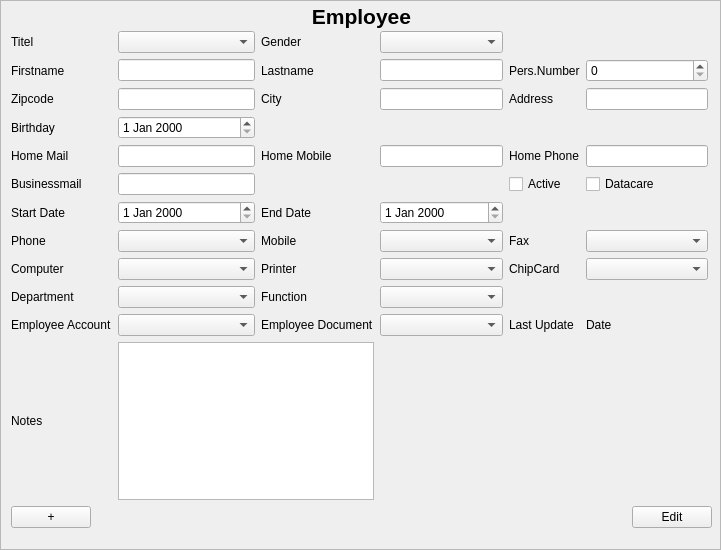
Old version of the form src/app/employeeinputarea.ui in the repository jmuelbert/jmbde-QT.
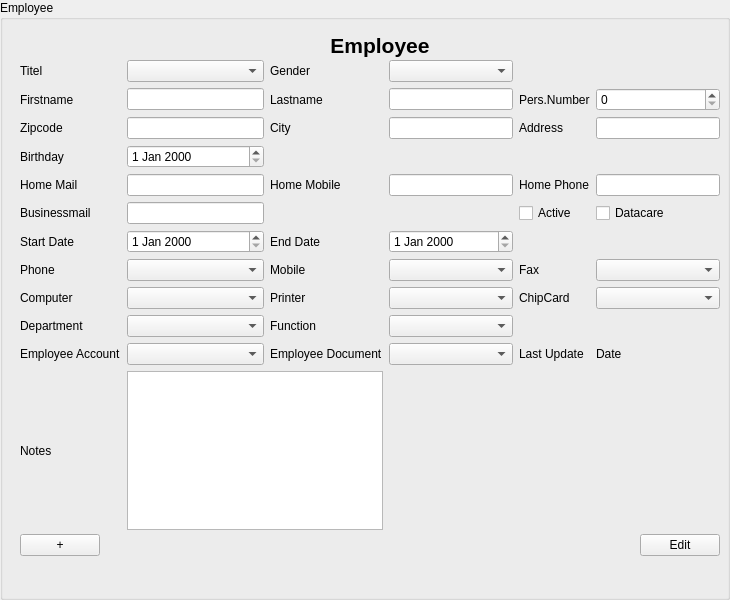
New version of the form.

Commit message: Change Input Dialog Handling

```diff
--- a/src/app/employeeinputarea.ui
+++ b/src/app/employeeinputarea.ui
@@ -1,37 +1,40 @@
 <?xml version="1.0" encoding="UTF-8"?>
 <ui version="4.0">
  <class>EmployeeInputArea</class>
- <widget class="QScrollArea" name="EmployeeInputArea">
+ <widget class="QGroupBox" name="EmployeeInputArea">
   <property name="geometry">
    <rect>
     <x>0</x>
     <y>0</y>
-    <width>721</width>
-    <height>550</height>
+    <width>730</width>
+    <height>600</height>
    </rect>
   </property>
   <property name="windowTitle">
    <string>ScrollArea</string>
   </property>
-  <property name="widgetResizable">
-   <bool>true</bool>
+  <property name="accessibleName">
+   <string>EmployeeInputDialog</string>
   </property>
-  <widget class="QWidget" name="scrollAreaWidgetContents">
+  <property name="title">
+   <string>Employee</string>
+  </property>
+  <widget class="QWidget" name="formLayoutWidget" native="true">
    <property name="geometry">
     <rect>
-     <x>0</x>
-     <y>0</y>
-     <width>719</width>
-     <height>548</height>
+     <x>10</x>
+     <y>30</y>
+     <width>730</width>
+     <height>600</height>
     </rect>
    </property>
-   <widget class="QWidget" name="verticalLayoutWidget">
+   <widget class="QWidget" name="verticalLayoutWidget_Header">
     <property name="geometry">
      <rect>
       <x>10</x>
       <y>0</y>
-      <width>701</width>
-      <height>31</height>
+      <width>720</width>
+      <height>30</height>
      </rect>
     </property>
     <layout class="QVBoxLayout" name="verticalLayout">
@@ -54,13 +57,13 @@
      </item>
     </layout>
    </widget>
-   <widget class="QWidget" name="verticalLayoutWidget_2">
+   <widget class="QWidget" name="verticalLayoutWidget_Buttons">
     <property name="geometry">
      <rect>
       <x>10</x>
       <y>500</y>
-      <width>701</width>
-      <height>32</height>
+      <width>700</width>
+      <height>30</height>
      </rect>
     </property>
     <layout class="QHBoxLayout" name="horizontalLayout">
@@ -98,8 +101,8 @@
      <rect>
       <x>10</x>
       <y>30</y>
-      <width>697</width>
-      <height>469</height>
+      <width>700</width>
+      <height>470</height>
      </rect>
     </property>
     <layout class="QGridLayout" name="gridLayout">
```
Left out of the diff: 2 changed lines with no effect on the pictures. The commit also changes 16 other files.
